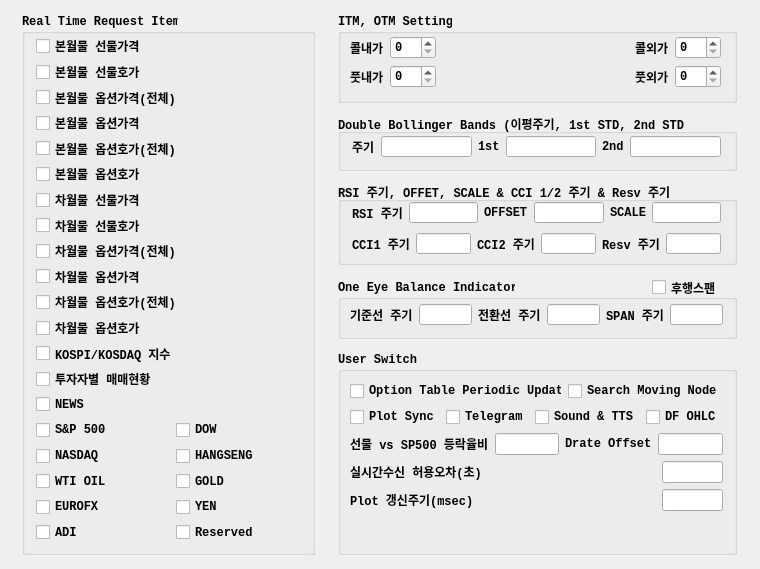
The window that UI/realtimeitem.ui (skygoldfish/SkyBot) describes before a commit, drawn with Qt 5.
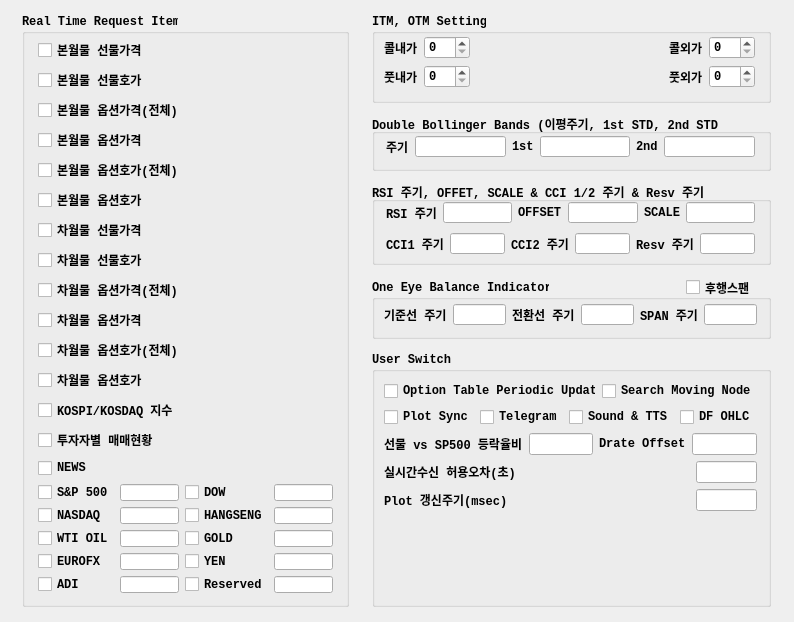
The same window after the commit.

Commit message: 소스정리

What changed in the file:
```diff
--- a/UI/realtimeitem.ui
+++ b/UI/realtimeitem.ui
@@ -6,8 +6,8 @@
    <rect>
     <x>0</x>
     <y>0</y>
-    <width>760</width>
-    <height>569</height>
+    <width>794</width>
+    <height>622</height>
    </rect>
   </property>
   <property name="windowTitle">
@@ -18,8 +18,8 @@
     <rect>
      <x>22</x>
      <y>14</y>
-     <width>293</width>
-     <height>541</height>
+     <width>327</width>
+     <height>593</height>
     </rect>
    </property>
    <property name="font">
@@ -35,16 +35,16 @@
    <property name="flat">
     <bool>false</bool>
    </property>
-   <widget class="QWidget" name="layoutWidget">
+   <widget class="QWidget" name="">
     <property name="geometry">
      <rect>
-      <x>14</x>
-      <y>22</y>
-      <width>273</width>
-      <height>506</height>
+      <x>16</x>
+      <y>24</y>
+      <width>295</width>
+      <height>555</height>
      </rect>
     </property>
-    <layout class="QVBoxLayout" name="verticalLayout">
+    <layout class="QVBoxLayout" name="verticalLayout_8">
      <item>
       <widget class="QCheckBox" name="checkBox_cm_fut_price">
        <property name="font">
@@ -258,6 +258,8 @@
      <item>
       <layout class="QHBoxLayout" name="horizontalLayout_5">
        <item>
+        <layout class="QVBoxLayout" name="verticalLayout">
+         <item>
         <widget class="QCheckBox" name="checkBox_sp500">
          <property name="font">
           <font>
@@ -272,24 +274,6 @@
         </widget>
        </item>
        <item>
-        <widget class="QCheckBox" name="checkBox_dow">
-         <property name="font">
-          <font>
-           <family>Consolas</family>
-           <weight>75</weight>
-           <bold>true</bold>
-          </font>
-         </property>
-         <property name="text">
-          <string>DOW</string>
-         </property>
-        </widget>
-       </item>
-      </layout>
-     </item>
-     <item>
-      <layout class="QHBoxLayout" name="horizontalLayout_6">
-       <item>
         <widget class="QCheckBox" name="checkBox_nasdaq">
          <property name="font">
           <font>
@@ -304,24 +288,6 @@
         </widget>
        </item>
        <item>
-        <widget class="QCheckBox" name="checkBox_hangseng">
-         <property name="font">
-          <font>
-           <family>Consolas</family>
-           <weight>75</weight>
-           <bold>true</bold>
-          </font>
-         </property>
-         <property name="text">
-          <string>HANGSENG</string>
-         </property>
-        </widget>
-       </item>
-      </layout>
-     </item>
-     <item>
-      <layout class="QHBoxLayout" name="horizontalLayout_7">
-       <item>
         <widget class="QCheckBox" name="checkBox_oil">
          <property name="font">
           <font>
@@ -336,24 +302,6 @@
         </widget>
        </item>
        <item>
-        <widget class="QCheckBox" name="checkBox_gold">
-         <property name="font">
-          <font>
-           <family>Consolas</family>
-           <weight>75</weight>
-           <bold>true</bold>
-          </font>
-         </property>
-         <property name="text">
-          <string>GOLD</string>
-         </property>
-        </widget>
-       </item>
-      </layout>
-     </item>
-     <item>
-      <layout class="QHBoxLayout" name="horizontalLayout_8">
-       <item>
         <widget class="QCheckBox" name="checkBox_eurofx">
          <property name="font">
           <font>
@@ -368,24 +316,6 @@
         </widget>
        </item>
        <item>
-        <widget class="QCheckBox" name="checkBox_yen">
-         <property name="font">
-          <font>
-           <family>Consolas</family>
-           <weight>75</weight>
-           <bold>true</bold>
-          </font>
-         </property>
-         <property name="text">
-          <string>YEN</string>
-         </property>
-        </widget>
-       </item>
-      </layout>
-     </item>
-     <item>
-      <layout class="QHBoxLayout" name="horizontalLayout_9">
-       <item>
         <widget class="QCheckBox" name="checkBox_adi">
          <property name="font">
           <font>
@@ -399,6 +329,105 @@
          </property>
         </widget>
        </item>
+        </layout>
+       </item>
+       <item>
+        <layout class="QVBoxLayout" name="verticalLayout_4">
+         <item>
+          <widget class="QLineEdit" name="lineEdit_sp500">
+           <property name="alignment">
+            <set>Qt::AlignRight|Qt::AlignTrailing|Qt::AlignVCenter</set>
+           </property>
+          </widget>
+         </item>
+         <item>
+          <widget class="QLineEdit" name="lineEdit_nasdaq">
+           <property name="alignment">
+            <set>Qt::AlignRight|Qt::AlignTrailing|Qt::AlignVCenter</set>
+           </property>
+          </widget>
+         </item>
+         <item>
+          <widget class="QLineEdit" name="lineEdit_wti">
+           <property name="alignment">
+            <set>Qt::AlignRight|Qt::AlignTrailing|Qt::AlignVCenter</set>
+           </property>
+          </widget>
+         </item>
+         <item>
+          <widget class="QLineEdit" name="lineEdit_euro">
+           <property name="alignment">
+            <set>Qt::AlignRight|Qt::AlignTrailing|Qt::AlignVCenter</set>
+           </property>
+          </widget>
+         </item>
+         <item>
+          <widget class="QLineEdit" name="lineEdit_adi">
+           <property name="alignment">
+            <set>Qt::AlignRight|Qt::AlignTrailing|Qt::AlignVCenter</set>
+           </property>
+          </widget>
+         </item>
+        </layout>
+       </item>
+       <item>
+        <layout class="QVBoxLayout" name="verticalLayout_5">
+         <item>
+          <widget class="QCheckBox" name="checkBox_dow">
+           <property name="font">
+            <font>
+             <family>Consolas</family>
+             <weight>75</weight>
+             <bold>true</bold>
+            </font>
+           </property>
+           <property name="text">
+            <string>DOW</string>
+           </property>
+          </widget>
+         </item>
+         <item>
+          <widget class="QCheckBox" name="checkBox_hangseng">
+           <property name="font">
+            <font>
+             <family>Consolas</family>
+             <weight>75</weight>
+             <bold>true</bold>
+            </font>
+           </property>
+           <property name="text">
+            <string>HANGSENG</string>
+           </property>
+          </widget>
+         </item>
+         <item>
+          <widget class="QCheckBox" name="checkBox_gold">
+           <property name="font">
+            <font>
+             <family>Consolas</family>
+             <weight>75</weight>
+             <bold>true</bold>
+            </font>
+           </property>
+           <property name="text">
+            <string>GOLD</string>
+           </property>
+          </widget>
+         </item>
+         <item>
+          <widget class="QCheckBox" name="checkBox_yen">
+           <property name="font">
+            <font>
+             <family>Consolas</family>
+             <weight>75</weight>
+             <bold>true</bold>
+            </font>
+           </property>
+           <property name="text">
+            <string>YEN</string>
+           </property>
+          </widget>
+         </item>
        <item>
         <widget class="QCheckBox" name="checkBox_reserved1">
          <property name="font">
@@ -415,6 +444,47 @@
        </item>
       </layout>
      </item>
+       <item>
+        <layout class="QVBoxLayout" name="verticalLayout_7">
+         <item>
+          <widget class="QLineEdit" name="lineEdit_dow">
+           <property name="alignment">
+            <set>Qt::AlignRight|Qt::AlignTrailing|Qt::AlignVCenter</set>
+           </property>
+          </widget>
+         </item>
+         <item>
+          <widget class="QLineEdit" name="lineEdit_hsi">
+           <property name="alignment">
+            <set>Qt::AlignRight|Qt::AlignTrailing|Qt::AlignVCenter</set>
+           </property>
+          </widget>
+         </item>
+         <item>
+          <widget class="QLineEdit" name="lineEdit_gold">
+           <property name="alignment">
+            <set>Qt::AlignRight|Qt::AlignTrailing|Qt::AlignVCenter</set>
+           </property>
+          </widget>
+         </item>
+         <item>
+          <widget class="QLineEdit" name="lineEdit_yen">
+           <property name="alignment">
+            <set>Qt::AlignRight|Qt::AlignTrailing|Qt::AlignVCenter</set>
+           </property>
+          </widget>
+         </item>
+         <item>
+          <widget class="QLineEdit" name="lineEdit_reserved_code">
+           <property name="alignment">
+            <set>Qt::AlignRight|Qt::AlignTrailing|Qt::AlignVCenter</set>
+           </property>
+          </widget>
+         </item>
+        </layout>
+       </item>
+      </layout>
+     </item>
     </layout>
    </widget>
   </widget>
@@ -432,7 +502,7 @@
   <widget class="QGroupBox" name="groupBox_2">
    <property name="geometry">
     <rect>
-     <x>338</x>
+     <x>372</x>
      <y>114</y>
      <width>399</width>
      <height>57</height>
@@ -527,7 +597,7 @@
   <widget class="QGroupBox" name="groupBox_3">
    <property name="geometry">
     <rect>
-     <x>338</x>
+     <x>372</x>
      <y>14</y>
      <width>399</width>
      <height>89</height>
@@ -633,10 +703,10 @@
   <widget class="QGroupBox" name="groupBox_4">
    <property name="geometry">
     <rect>
-     <x>338</x>
+     <x>372</x>
      <y>352</y>
      <width>399</width>
-     <height>203</height>
+     <height>255</height>
     </rect>
    </property>
    <property name="font">
@@ -649,7 +719,7 @@
    <property name="title">
     <string>User Switch</string>
    </property>
-   <widget class="QWidget" name="">
+   <widget class="QWidget" name="layoutWidget">
     <property name="geometry">
      <rect>
       <x>12</x>
@@ -811,7 +881,7 @@
   <widget class="QGroupBox" name="groupBox_5">
    <property name="geometry">
     <rect>
-     <x>338</x>
+     <x>372</x>
      <y>182</y>
      <width>399</width>
      <height>83</height>
@@ -981,7 +1051,7 @@
   <widget class="QGroupBox" name="groupBox_6">
    <property name="geometry">
     <rect>
-     <x>338</x>
+     <x>372</x>
      <y>280</y>
      <width>399</width>
      <height>59</height>
```
Lines whose indentation alone changed are shown as unchanged. The commit also changes 2 other files.
